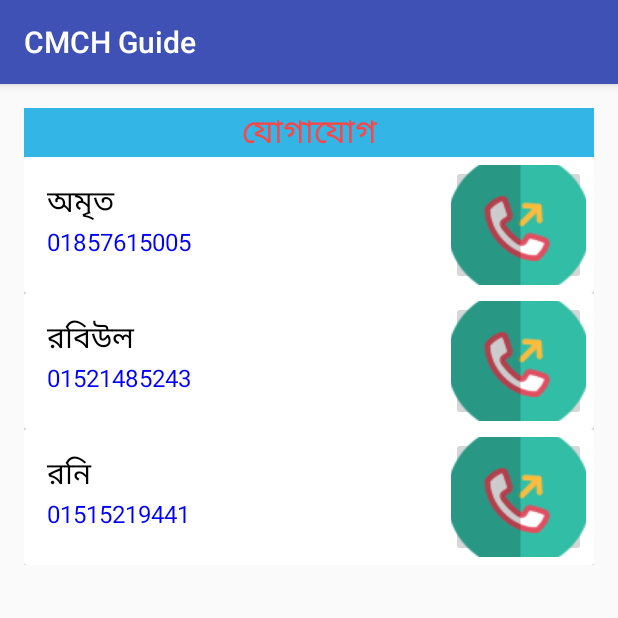
After one commit to Probstat-Infolab/CMCHGuide, an Android app: the ContactActivity screen opened directly, with no data from a screen before it, on a phone screen of 412 x 824 dp, the top half of it. The commit adds this screen. Run offline under Robolectric (Android 15) with nearby library versions, the phone set to English and light mode, and no system bars.

Commit message:
Added ContactActivity and It works well--- Amrit

```diff
--- a/app/src/main/AndroidManifest.xml
+++ b/app/src/main/AndroidManifest.xml
@@ -19,7 +19,8 @@
             </intent-filter>
         </activity>
         <activity android:name=".links.LinkActivity" />
-        <activity android:name=".complain.ComplainActivity"></activity>
+        <activity android:name=".complain.ComplainActivity" />
+        <activity android:name=".contact.ContactActivity"></activity>
     </application>
 
 </manifest>
--- a/app/src/main/java/com/probstatinfolab/cmchguide/MainActivity.java
+++ b/app/src/main/java/com/probstatinfolab/cmchguide/MainActivity.java
@@ -12,6 +12,7 @@ import android.widget.AdapterView;
 import android.widget.GridView;
 
 import com.probstatinfolab.cmchguide.complain.ComplainActivity;
+import com.probstatinfolab.cmchguide.contact.ContactActivity;
 import com.probstatinfolab.cmchguide.links.LinkActivity;
 
 import java.util.ArrayList;
@@ -68,13 +69,12 @@ public class MainActivity extends AppCompatActivity {
 
                 }else if(position == 7){
 
-
                 }else if(position == 8){
                     Intent intent = new Intent(MainActivity.this, ComplainActivity.class);
                     startActivity(intent);
                 }else if(position == 9){
-
-
+                    Intent intent = new Intent(MainActivity.this, ContactActivity.class);
+                    startActivity(intent);
                 }else if(position == 10){
 
 
--- /dev/null
+++ b/app/src/main/java/com/probstatinfolab/cmchguide/contact/ContactActivity.java
@@ -0,0 +1,39 @@
+package com.probstatinfolab.cmchguide.contact;
+
+import android.content.Intent;
+import android.net.Uri;
+import android.support.v7.app.AppCompatActivity;
+import android.os.Bundle;
+import android.view.View;
+
+import com.probstatinfolab.cmchguide.R;
+
+public class ContactActivity extends AppCompatActivity {
+
+    @Override
+    protected void onCreate(Bundle savedInstanceState) {
+        super.onCreate(savedInstanceState);
+        setContentView(R.layout.activity_contact);
+    }
+
+    public void callAmrit(View view) {
+        String number = getString(R.string.amritnumber);
+        Intent intent = new Intent(Intent.ACTION_DIAL);
+        intent.setData(Uri.parse("tel: " + number));
+        startActivity(intent);
+    }
+
+    public void callRony(View view) {
+        String number = getString(R.string.ronynumber);
+        Intent intent = new Intent(Intent.ACTION_DIAL);
+        intent.setData(Uri.parse("tel: " + number));
+        startActivity(intent);
+    }
+
+    public void callRabiul(View view) {
+        String number = getString(R.string.rabiulnumber);
+        Intent intent = new Intent(Intent.ACTION_DIAL);
+        intent.setData(Uri.parse("tel: " + number));
+        startActivity(intent);
+    }
+}
--- /dev/null
+++ b/app/src/main/res/layout/activity_contact.xml
@@ -0,0 +1,166 @@
+<?xml version="1.0" encoding="utf-8"?>
+<LinearLayout xmlns:android="http://schemas.android.com/apk/res/android"
+    xmlns:app="http://schemas.android.com/apk/res-auto"
+    xmlns:tools="http://schemas.android.com/tools"
+    android:id="@+id/activity_contact"
+    android:layout_width="match_parent"
+    android:layout_height="match_parent"
+    android:orientation="vertical"
+    android:paddingBottom="@dimen/activity_vertical_margin"
+    android:paddingLeft="@dimen/activity_horizontal_margin"
+    android:paddingRight="@dimen/activity_horizontal_margin"
+    android:paddingTop="@dimen/activity_vertical_margin"
+    tools:context="com.probstatinfolab.cmchguide.complain.ComplainActivity">
+
+    <TextView
+        android:id="@+id/textView"
+        android:layout_width="match_parent"
+        android:layout_height="wrap_content"
+        android:background="@android:color/holo_blue_light"
+        android:gravity="center"
+        android:text="@string/cantactTitle"
+        android:textColor="@android:color/holo_red_light"
+        android:textSize="22dp" />
+
+    <ScrollView
+        android:layout_width="match_parent"
+        android:layout_height="match_parent">
+
+        <LinearLayout
+            android:layout_width="match_parent"
+            android:layout_height="wrap_content"
+            android:layout_marginBottom="10dp"
+            android:orientation="vertical">
+
+            <android.support.v7.widget.CardView
+                android:layout_width="match_parent"
+                android:layout_height="match_parent">
+
+                <LinearLayout
+                    android:layout_width="match_parent"
+                    android:layout_height="wrap_content"
+                    android:orientation="horizontal"
+                    android:padding="5dp">
+
+                    <LinearLayout
+                        android:layout_width="match_parent"
+                        android:layout_height="match_parent"
+                        android:layout_weight="3"
+                        android:orientation="vertical"
+                        android:padding="10dp">
+
+                        <TextView
+                            android:layout_width="match_parent"
+                            android:layout_height="0dp"
+                            android:layout_weight="1"
+                            android:text="@string/amrit"
+                            android:textColor="@android:color/black"
+                            android:textSize="20dp" />
+
+                        <TextView
+                            android:layout_width="match_parent"
+                            android:layout_height="0dp"
+                            android:layout_weight="1"
+                            android:text="@string/amritnumber"
+                            android:textColor="#0000FF"
+                            android:textSize="16dp" />
+                    </LinearLayout>
+
+                    <ImageButton
+                        android:layout_width="wrap_content"
+                        android:layout_height="80dp"
+                        android:layout_weight="1"
+                        android:onClick="callAmrit"
+                        app:srcCompat="@drawable/call" />
+                </LinearLayout>
+            </android.support.v7.widget.CardView>
+
+            <android.support.v7.widget.CardView
+                android:layout_width="match_parent"
+                android:layout_height="match_parent">
+
+                <LinearLayout
+                    android:layout_width="match_parent"
+                    android:layout_height="wrap_content"
+                    android:orientation="horizontal"
+                    android:padding="5dp">
+
+                    <LinearLayout
+                        android:layout_width="match_parent"
+                        android:layout_height="match_parent"
+                        android:layout_weight="3"
+                        android:orientation="vertical"
+                        android:padding="10dp">
+
+                        <TextView
+                            android:layout_width="match_parent"
+                            android:layout_height="0dp"
+                            android:layout_weight="1"
+                            android:text="@string/rabiul"
+                            android:textColor="@android:color/black"
+                            android:textSize="20dp" />
+
+                        <TextView
+                            android:layout_width="match_parent"
+                            android:layout_height="0dp"
+                            android:layout_weight="1"
+                            android:text="@string/rabiulnumber"
+                            android:textColor="#0000FF"
+                            android:textSize="16dp" />
+                    </LinearLayout>
+
+                    <ImageButton
+                        android:layout_width="wrap_content"
+                        android:layout_height="80dp"
+                        android:layout_weight="1"
+                        android:onClick="callRabiul"
+                        app:srcCompat="@drawable/call" />
+                </LinearLayout>
+            </android.support.v7.widget.CardView>
+
+            <android.support.v7.widget.CardView
+                android:layout_width="match_parent"
+                android:layout_height="match_parent">
+
+                <LinearLayout
+                    android:layout_width="match_parent"
+                    android:layout_height="wrap_content"
+                    android:orientation="horizontal"
+                    android:padding="5dp">
+
+                    <LinearLayout
+                        android:layout_width="match_parent"
+                        android:layout_height="match_parent"
+                        android:layout_weight="3"
+                        android:orientation="vertical"
+                        android:padding="10dp">
+
+                        <TextView
+                            android:layout_width="match_parent"
+                            android:layout_height="0dp"
+                            android:layout_weight="1"
+                            android:text="@string/rony"
+                            android:textColor="@android:color/black"
+                            android:textSize="20dp" />
+
+                        <TextView
+                            android:layout_width="match_parent"
+                            android:layout_height="0dp"
+                            android:layout_weight="1"
+                            android:text="@string/ronynumber"
+                            android:textColor="#0000FF"
+                            android:textSize="16dp" />
+                    </LinearLayout>
+
+                    <ImageButton
+                        android:layout_width="wrap_content"
+                        android:layout_height="80dp"
+                        android:layout_weight="1"
+                        android:onClick="callRony"
+                        app:srcCompat="@drawable/call" />
+                </LinearLayout>
+            </android.support.v7.widget.CardView>
+        </LinearLayout>
+    </ScrollView>
+
+</LinearLayout>
--- a/app/src/main/res/values/jogajog_strings.xml
+++ b/app/src/main/res/values/jogajog_strings.xml
@@ -1,2 +1,8 @@
 <?xml version="1.0" encoding="utf-8"?>
-<resources></resources>
+<resources>
+    <string name="cantactTitle">যোগাযোগ</string>
+    <string name="rabiul">রবিউল</string>
+    <string name="rabiulnumber">01521485243</string>
+    <string name="rony">রনি</string>
+    <string name="ronynumber">01515219441</string>
+</resources>
```
